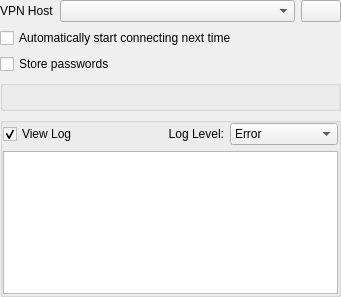
First picture: the form in vpn/openconnect/openconnectauth.ui, repository KDE/plasma-nm, before the edit.
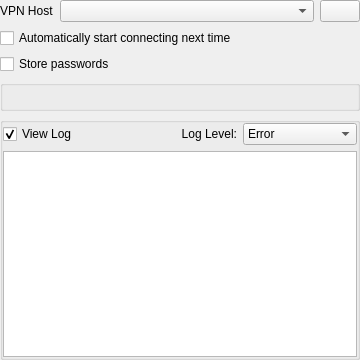
Second picture: the form after the edit.

Commit message:
Openconnect: make sure the UI fits into the password dialog
BUG:380399
FIXED-IN: 5.10.2

The edit to the form file:
```diff
--- a/vpn/openconnect/openconnectauth.ui
+++ b/vpn/openconnect/openconnectauth.ui
@@ -6,12 +6,12 @@
    <rect>
     <x>0</x>
     <y>0</y>
-    <width>341</width>
-    <height>297</height>
+    <width>360</width>
+    <height>360</height>
    </rect>
   </property>
   <property name="sizePolicy">
-   <sizepolicy hsizetype="Expanding" vsizetype="Expanding">
+   <sizepolicy hsizetype="MinimumExpanding" vsizetype="Expanding">
     <horstretch>0</horstretch>
     <verstretch>0</verstretch>
    </sizepolicy>
@@ -57,7 +57,17 @@
       </widget>
      </item>
      <item>
-      <widget class="QComboBox" name="cmbHosts"/>
+      <widget class="QComboBox" name="cmbHosts">
+       <property name="sizePolicy">
+        <sizepolicy hsizetype="MinimumExpanding" vsizetype="Fixed">
+         <horstretch>0</horstretch>
+         <verstretch>0</verstretch>
+        </sizepolicy>
+       </property>
+       <property name="sizeAdjustPolicy">
+        <enum>QComboBox::AdjustToMinimumContentsLength</enum>
+       </property>
+      </widget>
      </item>
      <item>
       <widget class="QPushButton" name="btnConnect">
```
